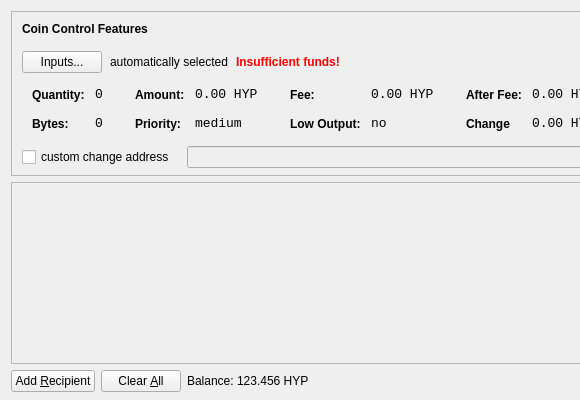
This is src/qt/forms/sendcoinsdialog.ui in davidlatapie/HyperStake as Qt 5 draws it before an edit; both pictures show x 0 to 580 and y 0 to 400 of the 850 by 400 pixel window. The edited form follows.
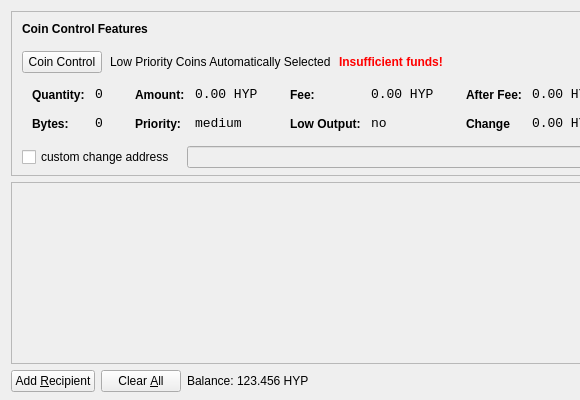
This is the edited form. Icons and pictures are not drawn.

```diff
--- a/src/qt/forms/sendcoinsdialog.ui
+++ b/src/qt/forms/sendcoinsdialog.ui
@@ -107,14 +107,14 @@
              <string notr="true"/>
             </property>
             <property name="text">
-             <string>Inputs...</string>
+             <string>Coin Control</string>
             </property>
            </widget>
           </item>
           <item>
            <widget class="QLabel" name="labelCoinControlAutomaticallySelected">
             <property name="text">
-             <string>automatically selected</string>
+             <string>Low Priority Coins Automatically Selected</string>
             </property>
             <property name="margin">
              <number>5</number>
```
